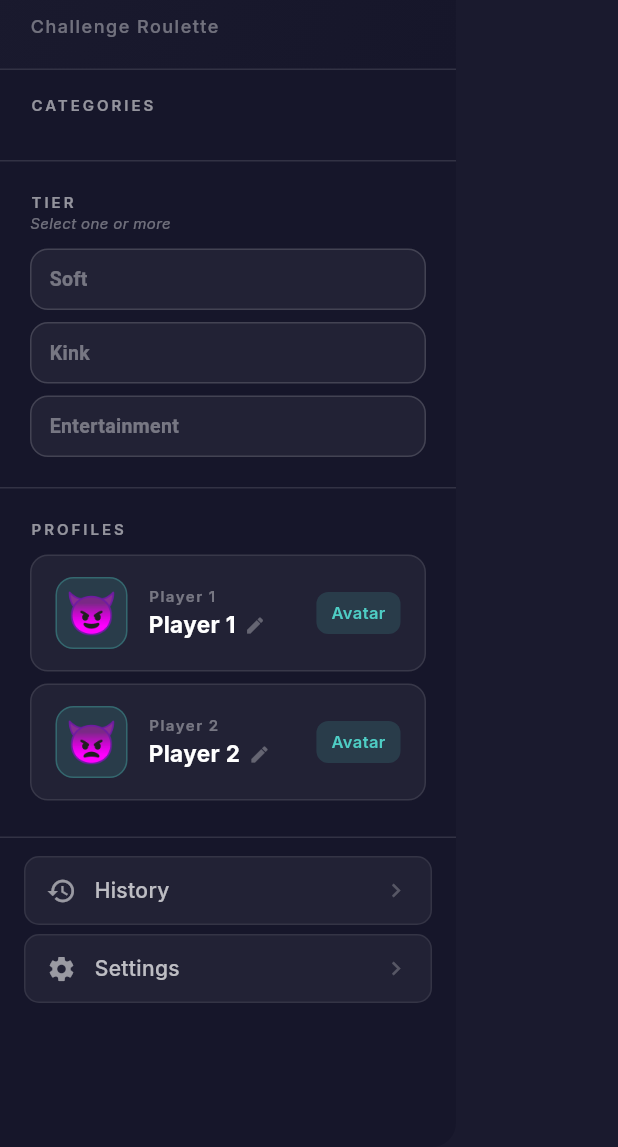
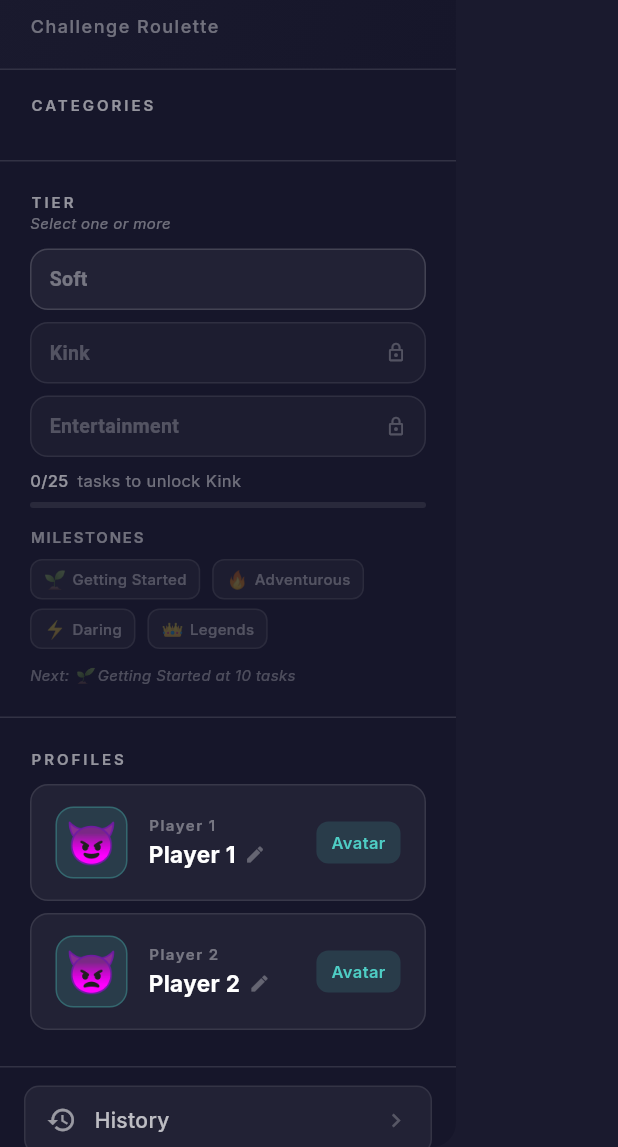
Before and after one commit to Juma1988/my_agents, a Flutter app: the AppDrawer widget shown alone on an empty page, opened directly with empty values, on a phone screen of 412 x 824 dp, the part 89-1236 px from its top. Run offline on Flutter 3.47's test engine with Material 3 defaults, Android fonts, the phone set to English and light mode, and no system bars; our stand-ins replace google_fonts, hive, hive_flutter; accounts and stored records are empty.

Commit message:
Phase 5: progression system (tier unlocking at 25/50, milestones, progress bar, lock state)

```diff
--- /dev/null
+++ b/lib/data/progression_service.dart
@@ -0,0 +1,119 @@
+import 'package:hive/hive.dart';
+
+/// Tracks progression: completed tasks, tier unlocks, milestones.
+class ProgressionService {
+  ProgressionService._();
+
+  static Box get _box => Hive.box('settings');
+
+  // ── Tier Unlock Thresholds ──
+  static const int tier2UnlockAt = 25;
+  static const int tier3UnlockAt = 50;
+
+  // ── Milestone Thresholds ──
+  static const List<Milestone> milestones = [
+    Milestone(name: 'Getting Started', threshold: 10, icon: '🌱'),
+    Milestone(name: 'Adventurous', threshold: 25, icon: '🔥'),
+    Milestone(name: 'Daring', threshold: 50, icon: '⚡'),
+    Milestone(name: 'Legends', threshold: 100, icon: '👑'),
+  ];
+
+  /// Total tasks completed across all sessions (both players combined).
+  static int get totalCompleted => _box.get('total_completed_tasks', defaultValue: 0);
+
+  /// Record one completed (accepted) task.
+  static void recordCompletion() {
+    _box.put('total_completed_tasks', totalCompleted + 1);
+  }
+
+  /// Whether a given tier is currently unlocked.
+  static bool isTierUnlocked(String tier) {
+    switch (tier) {
+      case 'soft':
+        return true; // always unlocked
+      case 'kink':
+        return totalCompleted >= tier2UnlockAt;
+      case 'entertainment':
+        return totalCompleted >= tier3UnlockAt;
+      default:
+        return false;
+    }
+  }
+
+  /// All unlocked tiers.
+  static List<String> get unlockedTiers {
+    final tiers = <String>['soft'];
+    if (totalCompleted >= tier2UnlockAt) tiers.add('kink');
+    if (totalCompleted >= tier3UnlockAt) tiers.add('entertainment');
+    return tiers;
+  }
+
+  /// Progress toward the next tier unlock.
+  /// Returns a [TierProgress] with current progress and target.
+  static TierProgress get nextTierUnlock {
+    if (totalCompleted < tier2UnlockAt) {
+      return TierProgress(
+        current: totalCompleted,
+        target: tier2UnlockAt,
+        tierName: 'Kink',
+      );
+    } else if (totalCompleted < tier3UnlockAt) {
+      return TierProgress(
+        current: totalCompleted - tier2UnlockAt,
+        target: tier3UnlockAt - tier2UnlockAt,
+        tierName: 'Entertainment',
+      );
+    }
+    // All tiers unlocked
+    return TierProgress(
+      current: 1,
+      target: 1,
+      tierName: 'All Unlocked',
+      isComplete: true,
+    );
+  }
+
+  /// All milestones the player has earned.
+  static List<Milestone> get earnedMilestones {
+    return milestones.where((m) => totalCompleted >= m.threshold).toList();
+  }
+
+  /// The next milestone not yet earned.
+  static Milestone? get nextMilestone {
+    try {
+      return milestones.firstWhere((m) => totalCompleted < m.threshold);
+    } catch (_) {
+      return null;
+    }
+  }
+}
+
+/// Represents a tier unlock progress.
+class TierProgress {
+  final int current;
+  final int target;
+  final String tierName;
+  final bool isComplete;
+
+  const TierProgress({
+    required this.current,
+    required this.target,
+    required this.tierName,
+    this.isComplete = false,
+  });
+
+  double get fraction => isComplete ? 1.0 : (current / target).clamp(0.0, 1.0);
+}
+
+/// Represents a milestone.
+class Milestone {
+  final String name;
+  final int threshold;
+  final String icon;
+
+  const Milestone({
+    required this.name,
+    required this.threshold,
+    required this.icon,
+  });
+}
--- a/lib/screens/spin_screen.dart
+++ b/lib/screens/spin_screen.dart
@@ -8,6 +8,7 @@ import '../data/task_loader.dart';
 import '../data/category_colors.dart';
 import '../data/sound_service.dart';
 import '../data/history_service.dart';
+import '../data/progression_service.dart';
 import '../widgets/app_drawer.dart';
 import '../widgets/category_card_wheel.dart';
 import '../widgets/confetti_overlay.dart';
@@ -114,9 +115,9 @@ class _SpinScreenState extends State<SpinScreen> {
     if (_selectedTiers.isEmpty) {
       _selectedTiers = ['soft'];
     }
-    // Validate all tiers exist
+    // Validate all tiers exist and are unlocked
     _selectedTiers = _selectedTiers
-        .where((t) => ['soft', 'kink', 'entertainment'].contains(t))
+        .where((t) => ['soft', 'kink', 'entertainment'].contains(t) && ProgressionService.isTierUnlocked(t))
         .toList();
     if (_selectedTiers.isEmpty) {
       _selectedTiers = ['soft'];
@@ -315,6 +316,7 @@ class _SpinScreenState extends State<SpinScreen> {
                   player: _currentPlayer == 1 ? 2 : 1, // toggled already
                   playerName: _nicknames[_currentPlayer == 1 ? 2 : 1]!,
                 );
+                ProgressionService.recordCompletion();
                 // Confetti celebration
                 if (mounted) {
                   SoundService.celebration();
@@ -347,6 +349,7 @@ class _SpinScreenState extends State<SpinScreen> {
               player: completedBy,
               playerName: completedByName,
             );
+            ProgressionService.recordCompletion();
             // Confetti celebration
             if (mounted) {
               SoundService.celebration();
--- a/lib/widgets/app_drawer.dart
+++ b/lib/widgets/app_drawer.dart
@@ -3,6 +3,7 @@ import 'package:google_fonts/google_fonts.dart';
 import '../models/challenge_category.dart';
 import '../data/category_colors.dart';
 import '../data/sound_service.dart';
+import '../data/progression_service.dart';
 import '../screens/history_screen.dart';
 import '../screens/settings_screen.dart';
 import '../theme/app_colors.dart';
@@ -245,6 +246,8 @@ class AppDrawer extends StatelessWidget {
                   ),
                   const SizedBox(height: 10),
                   _buildTierRow(context),
+                  const SizedBox(height: 8),
+                  _buildTierProgress(),
 
                   const SizedBox(height: 20),
                   const Divider(color: Colors.white12, height: 1),
@@ -461,11 +464,13 @@ class AppDrawer extends StatelessWidget {
 
   Widget _buildTierChip(String label, String tier, BuildContext context) {
     final selected = selectedTiers.contains(tier);
+    final unlocked = ProgressionService.isTierUnlocked(tier);
     return Semantics(
-      label: 'Select $label tier',
+      label: unlocked ? 'Select $label tier' : '$label tier locked',
       toggled: selected,
       child: GestureDetector(
-        onTap: () {
+        onTap: unlocked
+            ? () {
                 SoundService.select();
                 final newTiers = List<String>.from(selectedTiers);
                 if (newTiers.contains(tier)) {
@@ -479,17 +484,26 @@ class AppDrawer extends StatelessWidget {
                   newTiers.add(tier);
                 }
                 onTierChanged(newTiers);
+              }
+            : () {
+                SoundService.denied();
+                final next = ProgressionService.nextTierUnlock;
+                AppSnackBar.show(context, '${next.tierName} unlocks at ${ProgressionService.tier2UnlockAt} tasks');
               },
         child: AnimatedContainer(
           duration: const Duration(milliseconds: 200),
           padding: const EdgeInsets.symmetric(horizontal: 12, vertical: 10),
           decoration: BoxDecoration(
-            color: selected
+            color: !unlocked
+                ? Colors.white.withValues(alpha: 0.03)
+                : selected
                     ? AppColors.accent.withValues(alpha: 0.2)
                     : Colors.white.withValues(alpha: 0.05),
             borderRadius: BorderRadius.circular(12),
             border: Border.all(
-              color: selected
+              color: !unlocked
+                  ? Colors.white.withValues(alpha: 0.08)
+                  : selected
                       ? AppColors.accent
                       : Colors.white.withValues(alpha: 0.15),
             ),
@@ -500,13 +514,23 @@ class AppDrawer extends StatelessWidget {
               Text(
                 label,
                 style: TextStyle(
-                  color: selected ? Colors.white : Colors.white38,
+                  color: !unlocked
+                      ? Colors.white24
+                      : selected
+                          ? Colors.white
+                          : Colors.white38,
                   fontSize: 13,
                   fontWeight: FontWeight.w600,
                 ),
               ),
               const Spacer(),
-              if (selected)
+              if (!unlocked)
+                Icon(
+                  Icons.lock_outline,
+                  color: Colors.white24,
+                  size: 14,
+                )
+              else if (selected)
                 Icon(
                   Icons.check_circle,
                   color: AppColors.accent,
@@ -515,6 +539,146 @@ class AppDrawer extends StatelessWidget {
             ],
           ),
         ),
+      ),
+    );
+  }
+
+  // ── Tier Progress ──
+
+  Widget _buildTierProgress() {
+    final progress = ProgressionService.nextTierUnlock;
+    final total = ProgressionService.totalCompleted;
+
+    return Padding(
+      padding: const EdgeInsets.symmetric(horizontal: 20),
+      child: Column(
+        crossAxisAlignment: CrossAxisAlignment.start,
+        children: [
+          // Progress bar
+          if (!progress.isComplete) ...[
+            Row(
+              children: [
+                Text(
+                  '${progress.current}/${progress.target}',
+                  style: GoogleFonts.inter(
+                    color: Colors.white54,
+                    fontSize: 11,
+                    fontWeight: FontWeight.w500,
+                  ),
+                ),
+                const SizedBox(width: 6),
+                Text(
+                  'tasks to unlock ${progress.tierName}',
+                  style: GoogleFonts.inter(
+                    color: Colors.white38,
+                    fontSize: 11,
+                  ),
+                ),
+              ],
+            ),
+            const SizedBox(height: 6),
+            ClipRRect(
+              borderRadius: BorderRadius.circular(3),
+              child: LinearProgressIndicator(
+                value: progress.fraction,
+                backgroundColor: Colors.white.withValues(alpha: 0.08),
+                valueColor: AlwaysStoppedAnimation<Color>(
+                  AppColors.accent.withValues(alpha: 0.6),
+                ),
+                minHeight: 4,
+              ),
+            ),
+          ] else ...[
+            Text(
+              'All tiers unlocked! ($total tasks completed)',
+              style: GoogleFonts.inter(
+                color: AppColors.accent.withValues(alpha: 0.7),
+                fontSize: 11,
+                fontWeight: FontWeight.w500,
+              ),
+            ),
+          ],
+
+          // Milestones
+          const SizedBox(height: 12),
+          _buildMilestones(),
+        ],
+      ),
+    );
+  }
+
+  Widget _buildMilestones() {
+    final earned = ProgressionService.earnedMilestones;
+    final next = ProgressionService.nextMilestone;
+
+    return Column(
+      crossAxisAlignment: CrossAxisAlignment.start,
+      children: [
+        Text(
+          'MILESTONES',
+          style: GoogleFonts.inter(
+            color: Colors.white38,
+            fontSize: 10,
+            fontWeight: FontWeight.w600,
+            letterSpacing: 1.2,
+          ),
+        ),
+        const SizedBox(height: 8),
+        Wrap(
+          spacing: 8,
+          runSpacing: 6,
+          children: [
+            for (final m in ProgressionService.milestones)
+              _buildMilestoneBadge(m, isEarned: earned.contains(m)),
+            if (next != null)
+              Padding(
+                padding: const EdgeInsets.only(top: 4),
+                child: Text(
+                  'Next: ${next.icon} ${next.name} at ${next.threshold} tasks',
+                  style: GoogleFonts.inter(
+                    color: Colors.white24,
+                    fontSize: 10,
+                    fontStyle: FontStyle.italic,
+                  ),
+                ),
+              ),
+          ],
+        ),
+      ],
+    );
+  }
+
+  Widget _buildMilestoneBadge(Milestone milestone, {required bool isEarned}) {
+    return Container(
+      padding: const EdgeInsets.symmetric(horizontal: 8, vertical: 4),
+      decoration: BoxDecoration(
+        color: isEarned
+            ? AppColors.accent.withValues(alpha: 0.15)
+            : Colors.white.withValues(alpha: 0.03),
+        borderRadius: BorderRadius.circular(8),
+        border: Border.all(
+          color: isEarned
+              ? AppColors.accent.withValues(alpha: 0.3)
+              : Colors.white.withValues(alpha: 0.06),
+        ),
+      ),
+      child: Row(
+        mainAxisSize: MainAxisSize.min,
+        children: [
+          Text(
+            milestone.icon,
+            style: TextStyle(fontSize: 12, color: isEarned ? null : Colors.white24),
+          ),
+          const SizedBox(width: 4),
+          Text(
+            milestone.name,
+            style: GoogleFonts.inter(
+              color: isEarned ? Colors.white70 : Colors.white24,
+              fontSize: 10,
+              fontWeight: FontWeight.w500,
+            ),
+          ),
+        ],
       ),
     );
   }
```
Lines whose indentation alone changed are shown as unchanged.
